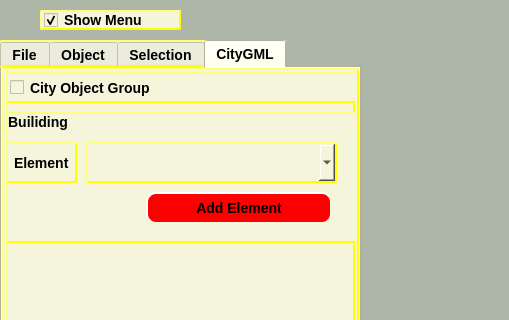
Qt form forms/mainwindow.ui (pranjal23/osg2citygml) before a commit; both pictures show x 0 to 509 and y 0 to 320 of the 974 by 696 pixel window.
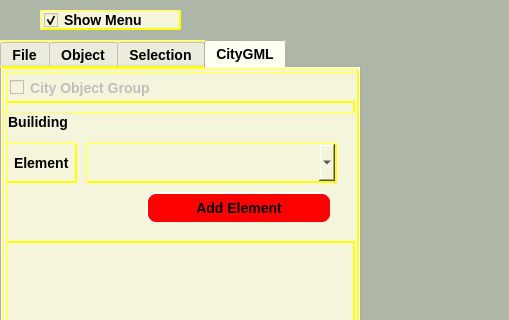
The same form after that commit. The open tabs and pages were chosen to show the change. Icons and pictures are not drawn. Custom widgets are drawn as their Qt base class.

Commit message: Added Openings - Windows and Door

```diff
--- a/forms/mainwindow.ui
+++ b/forms/mainwindow.ui
@@ -2993,6 +2993,9 @@
      <string>CityGML</string>
     </attribute>
     <widget class="QCheckBox" name="cityObjectGroupCB">
+     <property name="enabled">
+      <bool>false</bool>
+     </property>
      <property name="geometry">
       <rect>
        <x>0</x>
```
The commit also changes 3 other files.
